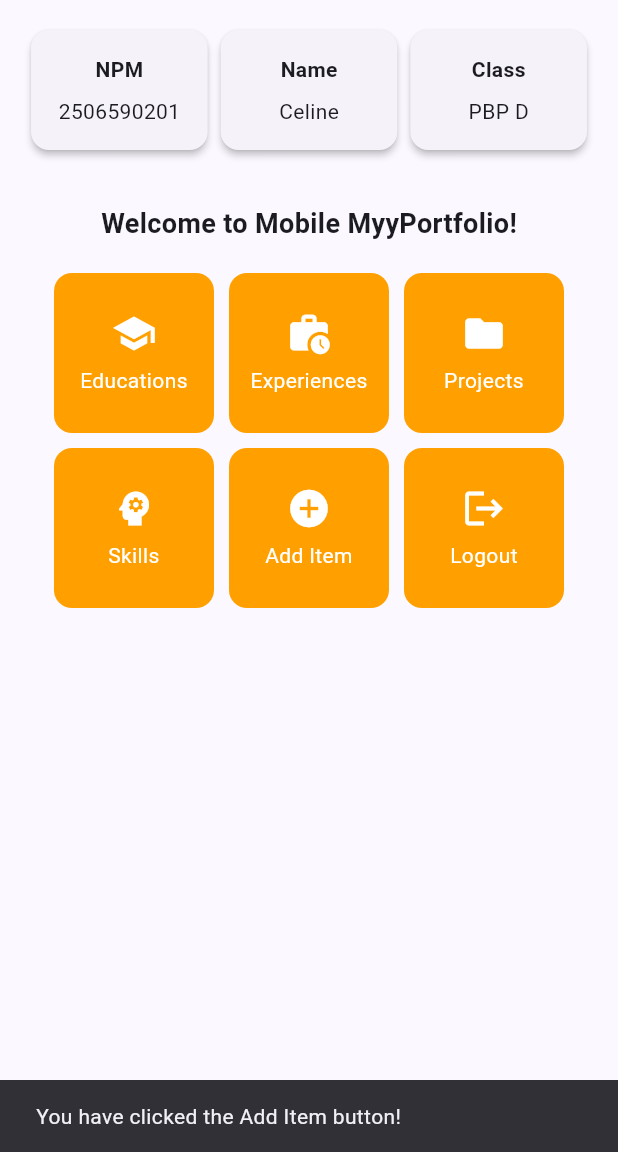
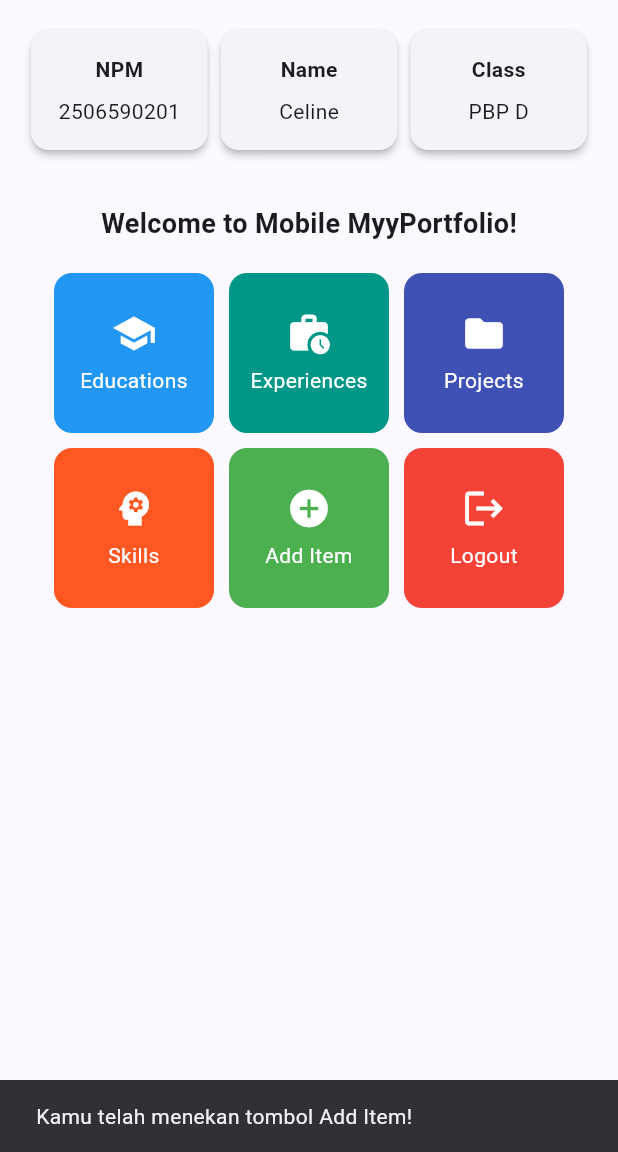
Before and after one commit to celinenn/myportfolio-mobile, a Flutter app: the screen it shows after launch, after a tap on "Add Item", on a phone screen of 412 x 824 dp, the part 84-1236 px from its top. Run offline on Flutter 3.47's test engine with Material 3 defaults, Android fonts, the phone set to English and light mode, and no system bars.

Commit message:
feat: implementasi background color dan SnackBar

```diff
--- a/lib/menu.dart
+++ b/lib/menu.dart
@@ -12,12 +12,12 @@ class MyHomePage extends StatelessWidget {
   final String kelas = "PBP D";
 
   final List<ItemHomepage> items = [
-    ItemHomepage("Educations", Icons.school),
-    ItemHomepage("Experiences", Icons.work_history),
-    ItemHomepage("Projects", Icons.folder),
-    ItemHomepage("Skills", Icons.psychology),
-    ItemHomepage("Add Item", Icons.add_circle),
-    ItemHomepage("Logout", Icons.logout),
+    ItemHomepage("Educations", Icons.school, Colors.blue),
+    ItemHomepage("Experiences", Icons.work_history, Colors.teal),
+    ItemHomepage("Projects", Icons.folder, Colors.indigo),
+    ItemHomepage("Skills", Icons.psychology, Colors.deepOrange),
+    ItemHomepage("Add Item", Icons.add_circle, Colors.green),
+    ItemHomepage("Logout", Icons.logout, Colors.red),
   ];
 
   @override
@@ -120,8 +120,9 @@ class InfoCard extends StatelessWidget {
 class ItemHomepage {
   final String name;
   final IconData icon;
+  final Color color;
 
-  ItemHomepage(this.name, this.icon);
+  ItemHomepage(this.name, this.icon, this.color);
 }
 
 class ItemCard extends StatelessWidget {
@@ -132,22 +133,18 @@ class ItemCard extends StatelessWidget {
   @override
   Widget build(BuildContext context) {
     return Material(
-      // Menggunakan warna sekunder dari skema tema aplikasi.
-      color: Theme.of(context).colorScheme.secondary,
+      color: item.color,
       borderRadius: BorderRadius.circular(12),
       child: InkWell(
-        // Aksi ketika kartu ditekan oleh pengguna.
         onTap: () {
-          // Show SnackBar feedback
           ScaffoldMessenger.of(context)
             ..hideCurrentSnackBar()
             ..showSnackBar(
               SnackBar(
-                content: Text("You have clicked the ${item.name} button!"),
+                content: Text("Kamu telah menekan tombol ${item.name}!"),
               ),
             );
 
-          // TODO: Nacigate to the pages
           if (item.name == "Educations") {
             Navigator.push(context, MaterialPageRoute(builder: (context) => const EducationsPage()));
           } else if (item.name == "Experiences") {
```
